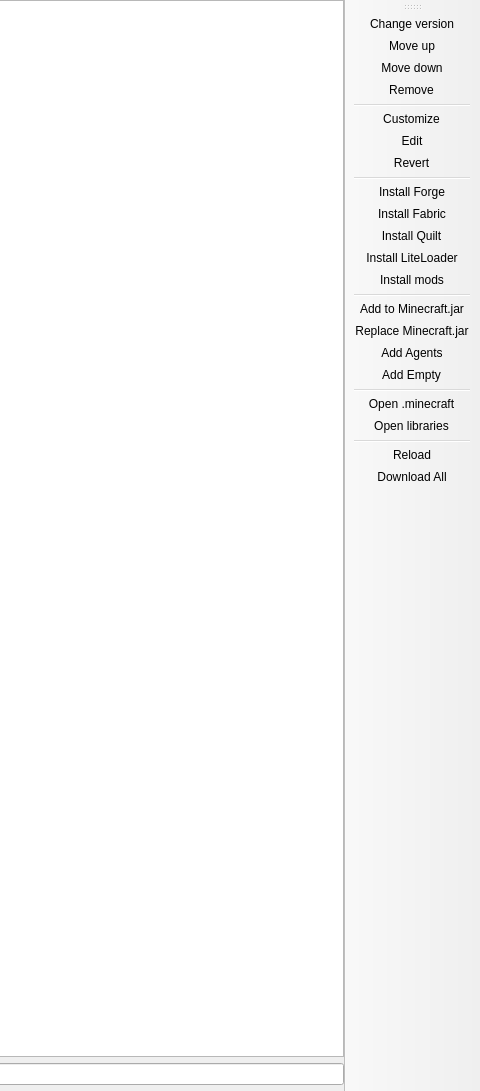
Qt form launcher/ui/pages/instance/VersionPage.ui (FreesmTeam/FreesmLauncher) before a commit; both pictures show x 481 to 961 and y 0 to 1091 of the 961 by 1091 pixel window.
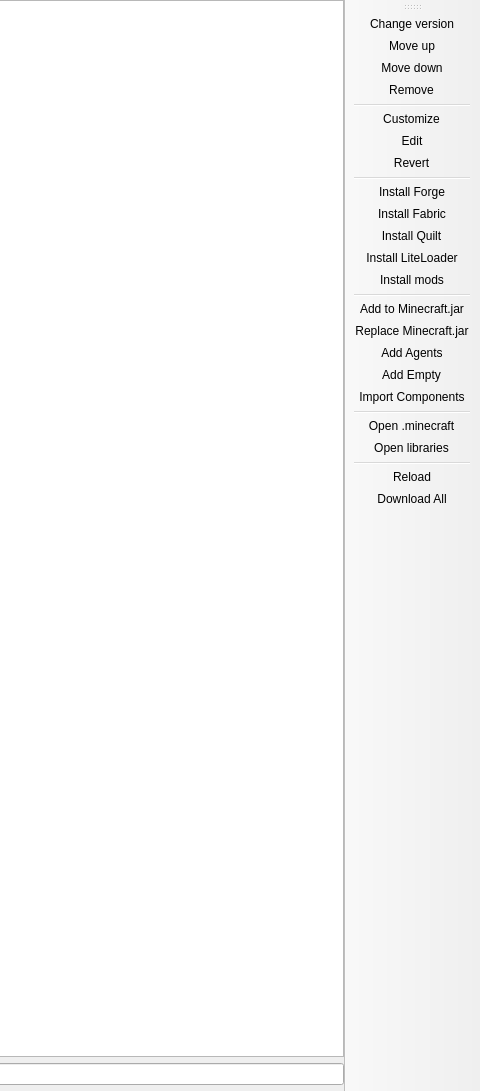
The same form after that commit. Custom widgets are drawn as their Qt base class.

Commit message: feat: add button to import component JSONs

Patch:
```diff
--- a/launcher/ui/pages/instance/VersionPage.ui
+++ b/launcher/ui/pages/instance/VersionPage.ui
@@ -108,6 +108,7 @@
    <addaction name="actionReplace_Minecraft_jar"/>
    <addaction name="actionAdd_Agents"/>
    <addaction name="actionAdd_Empty"/>
+   <addaction name="actionImport_Components"/>
    <addaction name="separator"/>
    <addaction name="actionMinecraftFolder"/>
    <addaction name="actionLibrariesFolder"/>
@@ -272,6 +273,14 @@
     <string>Open the instance's local libraries folder.</string>
    </property>
   </action>
+  <action name="actionImport_Components">
+   <property name="text">
+    <string>Import Components</string>
+   </property>
+   <property name="toolTip">
+    <string>Import existing component JSON files.</string>
+   </property>
+  </action>
  </widget>
  <customwidgets>
   <customwidget>
```
Lines whose indentation alone changed are shown as unchanged. The commit also changes 4 other files.
